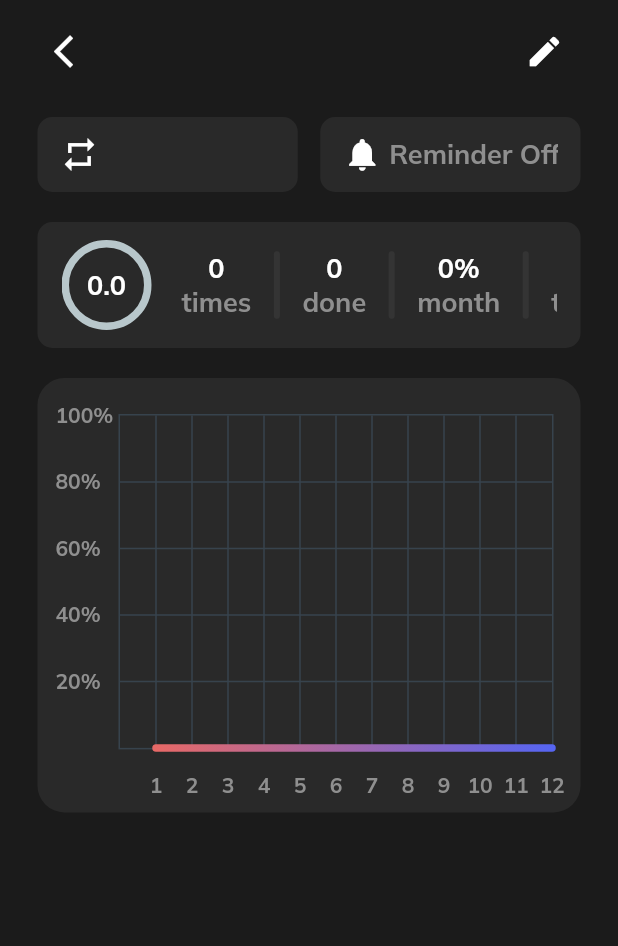
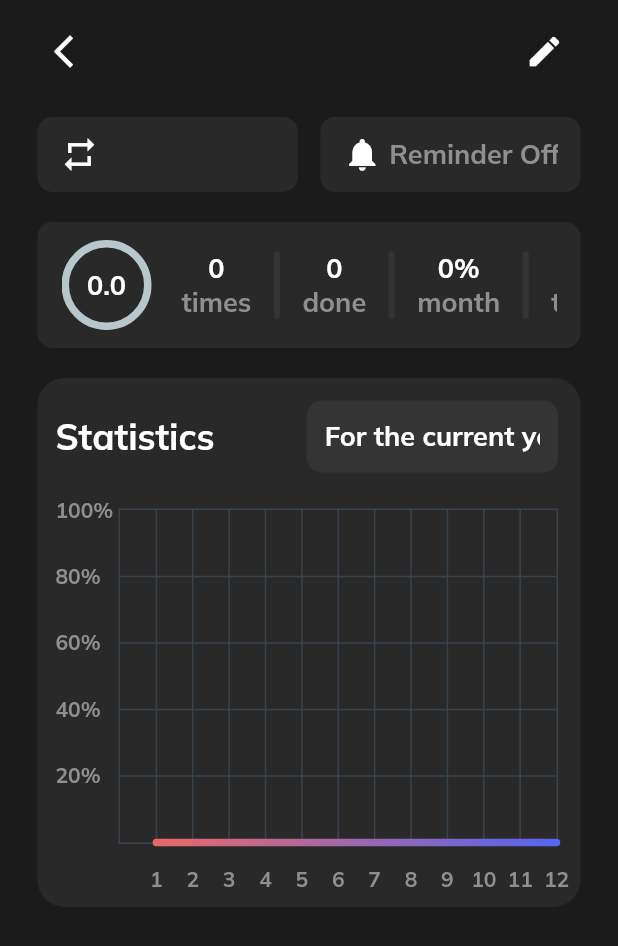
Before and after one commit to rutikeyone/habits, a Flutter app: the DetailsScreen screen opened directly with empty values, on a phone screen of 412 x 824 dp. Shown: the top 946 px of the screen. Run offline on Flutter 3.47's test engine with Material 2 defaults, Android fonts, the phone set to English and light mode, and no system bars; drawn by our look-alikes of dropdown_button2, fl_chart, percent_indicator; our stand-ins replace adaptive_theme, bloc, dartz, equatable, flutter_bloc, flutter_local_notifications and 7 more; accounts and stored records are empty.

Commit message:
Add custom drop button and changing charts with statistics type

```diff
--- a/lib/BLoC/cubit/details/details_cubit.dart
+++ b/lib/BLoC/cubit/details/details_cubit.dart
@@ -1,8 +1,13 @@
 import 'package:bloc/bloc.dart';
 import 'package:equatable/equatable.dart';
+import 'package:habits/domain/enums/details_enums.dart';
 
 part 'details_state.dart';
 
-class DetailsCubit extends Cubit<DetailsState> {
-  DetailsCubit() : super(DetailsView());
+class DetailsCubit extends Cubit<DetailsView> {
+  DetailsCubit() : super(const DetailsView(StatisticsType.theCurrentYear));
+
+  void updateTypeStatistics(StatisticsType type) {
+    emit(DetailsView(type));
+  }
 }
--- a/lib/BLoC/cubit/details/details_state.dart
+++ b/lib/BLoC/cubit/details/details_state.dart
@@ -1,10 +1,9 @@
 part of 'details_cubit.dart';
 
-abstract class DetailsState extends Equatable {
-  const DetailsState();
+class DetailsView extends Equatable {
+  final StatisticsType typeStatistics;
+  @override
+  List<Object> get props => [typeStatistics];
 
-  @override
-  List<Object> get props => [];
+  const DetailsView(this.typeStatistics);
 }
-
-class DetailsView extends DetailsState {}
--- /dev/null
+++ b/lib/domain/enums/details_enums.dart
@@ -0,0 +1,5 @@
+enum StatisticsType {
+  theCurrentYear,
+  theLastYear,
+  theLastThreeYear,
+}
--- a/lib/l10n/intl_en.arb
+++ b/lib/l10n/intl_en.arb
@@ -23,5 +23,9 @@
     "done_1" : "done",
     "times" : "times",
     "total" : "total",
-    "month" : "month"
+    "month" : "month",
+    "statistics" : "Statistics",
+    "for_the_current_year" : "For the current year",
+    "last_year" : "Last year",
+    "over_the_past_three_years" : "Over the past three years"
 }
--- a/lib/l10n/intl_ru.arb
+++ b/lib/l10n/intl_ru.arb
@@ -23,5 +23,9 @@
     "done_1" : "выполнено",
     "times" : "раз(а)",
     "total" : "всего",
-    "month" : "месяц"
+    "month" : "месяц",
+    "statistics" : "Статистика",
+    "for_the_current_year" : "За текущий год",
+    "last_year" : "За прошлый год",
+    "over_the_past_three_years" : "За прошлые три года"
 }
--- a/lib/presentation/details/details_screen.dart
+++ b/lib/presentation/details/details_screen.dart
@@ -1,7 +1,9 @@
 import 'package:flutter/material.dart';
 import 'package:flutter_bloc/flutter_bloc.dart';
 import 'package:habits/BLoC/cubit/details/details_cubit.dart';
-import 'package:habits/presentation/widgets/chartByCurrentYear/detail_line_chart_by_year.dart';
+import 'package:habits/domain/enums/details_enums.dart';
+import 'package:habits/presentation/widgets/chartTheCurrentYear/detail_line_chart_the_year.dart';
+import 'package:habits/presentation/widgets/drop_down_statistics_button.dart';
 import '../../domain/model/habit.dart';
 import '../../generated/l10n.dart';
 import 'components/details_app_bar.dart';
@@ -32,9 +34,14 @@ class DetailsScreen extends StatelessWidget {
                 100)
             .toInt()
         : 0;
+    final Map<String, StatisticsType> statisticsItemsData = {
+      S.of(context).for_the_current_year: StatisticsType.theCurrentYear,
+      S.of(context).last_year: StatisticsType.theLastYear,
+      S.of(context).over_the_past_three_years: StatisticsType.theLastThreeYear,
+    };
 
     return SafeArea(
-      child: BlocBuilder<DetailsCubit, DetailsState>(
+      child: BlocBuilder<DetailsCubit, DetailsView>(
         builder: (context, state) => Scaffold(
           backgroundColor: Theme.of(context).primaryColorDark,
           body: SingleChildScrollView(
@@ -113,9 +120,32 @@ class DetailsScreen extends StatelessWidget {
                       ),
                       color: Theme.of(context).primaryColorLight,
                     ),
-                    child: DetailLineChartByCurrentYear(
-                      context: context,
-                      habit: habit,
+                    child: Column(
+                      children: [
+                        Padding(
+                          padding: const EdgeInsets.only(
+                              top: 15, right: 15, left: 12),
+                          child: Row(
+                            mainAxisAlignment: MainAxisAlignment.spaceBetween,
+                            children: [
+                              Flexible(
+                                child: SingleChildScrollView(
+                                  scrollDirection: Axis.horizontal,
+                                  child: Text(
+                                    S.of(context).statistics,
+                                    style:
+                                        Theme.of(context).textTheme.headline1,
+                                  ),
+                                ),
+                              ),
+                              DropDownStatisticsButton(
+                                statisticsItemsData: statisticsItemsData,
+                              ),
+                            ],
+                          ),
+                        ),
+                        getLineChartWithStatisticsType(context, habit),
+                      ],
                     ),
                   ),
                 ),
@@ -128,3 +158,17 @@ class DetailsScreen extends StatelessWidget {
     );
   }
 }
+
+Widget getLineChartWithStatisticsType(BuildContext context, Habit habit) {
+  switch (context.read<DetailsCubit>().state.typeStatistics) {
+    case StatisticsType.theCurrentYear:
+      return DetailLineChartTheCurrentYear(
+        context: context,
+        habit: habit,
+      );
+    case StatisticsType.theLastYear:
+      return Container();
+    case StatisticsType.theLastThreeYear:
+      return Container();
+  }
+}
--- a/lib/presentation/widgets/chartByCurrentYear/detail_line_chart_by_year.dart
+++ b/lib/presentation/widgets/chartTheCurrentYear/detail_line_chart_the_year.dart
@@ -1,13 +1,13 @@
 import 'package:fl_chart/fl_chart.dart';
 import 'package:flutter/material.dart';
 import 'package:habits/domain/model/habit.dart';
-import 'by_current_year_data.dart';
+import 'the_current_year_data.dart';
 
-class DetailLineChartByCurrentYear extends StatelessWidget {
+class DetailLineChartTheCurrentYear extends StatelessWidget {
   final BuildContext context;
   final Habit habit;
   late final List<Color> gradientColors;
-  DetailLineChartByCurrentYear({
+  DetailLineChartTheCurrentYear({
     Key? key,
     required this.context,
     required this.habit,
@@ -27,9 +27,9 @@ class DetailLineChartByCurrentYear extends StatelessWidget {
             aspectRatio: 1.25,
             child: Padding(
               padding: const EdgeInsets.only(
-                  right: 18.0, left: 12.0, top: 24, bottom: 12),
+                  right: 15.0, left: 12.0, top: 24, bottom: 12),
               child: LineChart(
-                byCurrentYearData(
+                theCurrentYearData(
                     habit: habit,
                     context: context,
                     daysInMonth: 12,
--- a/lib/presentation/widgets/chartByCurrentYear/by_current_year_bottom_title.dart
+++ b/lib/presentation/widgets/chartTheCurrentYear/the_current_year_bottom_title.dart
@@ -1,11 +1,11 @@
 import 'package:fl_chart/fl_chart.dart';
 import 'package:flutter/material.dart';
 
-class ByCurrentYearBottomTitle extends StatelessWidget {
+class TheCurrentYearBottomTitle extends StatelessWidget {
   final double value;
   final TitleMeta meta;
   final BuildContext context;
-  const ByCurrentYearBottomTitle({
+  const TheCurrentYearBottomTitle({
     Key? key,
     required this.value,
     required this.meta,
--- a/lib/presentation/widgets/chartByCurrentYear/by_current_year_data.dart
+++ b/lib/presentation/widgets/chartTheCurrentYear/the_current_year_data.dart
@@ -1,14 +1,12 @@
-import 'dart:math';
-
 import 'package:fl_chart/fl_chart.dart';
 import 'package:flutter/material.dart';
 import 'package:habits/domain/extensions/int_extension.dart';
 import 'package:habits/domain/model/habit.dart';
 
 import '../left_title_widgets.dart';
-import 'by_current_year_bottom_title.dart';
+import 'the_current_year_bottom_title.dart';
 
-LineChartData byCurrentYearData(
+LineChartData theCurrentYearData(
     {required BuildContext context,
     required double daysInMonth,
     required List<Color> gradientColors,
@@ -46,7 +44,7 @@ LineChartData byCurrentYearData(
           showTitles: true,
           reservedSize: 30,
           interval: 1,
-          getTitlesWidget: (val, meta) => ByCurrentYearBottomTitle(
+          getTitlesWidget: (val, meta) => TheCurrentYearBottomTitle(
               value: val, meta: meta, context: context),
         ),
       ),
--- /dev/null
+++ b/lib/presentation/widgets/drop_down_statistics_button.dart
@@ -0,0 +1,76 @@
+import 'package:dropdown_button2/dropdown_button2.dart';
+import 'package:flutter/material.dart';
+import 'package:habits/BLoC/cubit/details/details_cubit.dart';
+import 'package:habits/domain/enums/details_enums.dart';
+import 'package:provider/src/provider.dart';
+
+class DropDownStatisticsButton extends StatelessWidget {
+  final Map<String, StatisticsType> statisticsItemsData;
+  const DropDownStatisticsButton({Key? key, required this.statisticsItemsData})
+      : super(key: key);
+
+  @override
+  Widget build(BuildContext context) {
+    return Flexible(
+      child: DropdownButtonHideUnderline(
+        child: DropdownButton2(
+          customButton: Container(
+            decoration: BoxDecoration(
+              borderRadius: BorderRadius.circular(10),
+              color: Theme.of(context).dividerColor,
+            ),
+            child: Padding(
+              padding: const EdgeInsets.symmetric(vertical: 8, horizontal: 12),
+              child: SingleChildScrollView(
+                scrollDirection: Axis.horizontal,
+                child: Row(
+                  children: [
+                    Text(
+                      statisticsItemsData.entries
+                          .firstWhere((element) =>
+                              element.value ==
+                              context.read<DetailsCubit>().state.typeStatistics)
+                          .key,
+                      style: Theme.of(context).textTheme.headline2,
+                    ),
+                    Icon(
+                      Icons.arrow_drop_down_outlined,
+                      size: 32,
+                      color: Theme.of(context).textTheme.headline1!.color,
+                    ),
+                  ],
+                ),
+              ),
+            ),
+          ),
+          items: statisticsItemsData.entries
+              .map((item) => DropdownMenuItem<String>(
+                    value: item.key,
+                    child: SingleChildScrollView(
+                      scrollDirection: Axis.horizontal,
+                      child: Text(
+                        item.key,
+                        style: Theme.of(context).textTheme.headline2,
+                      ),
+                    ),
+                  ))
+              .toList(),
+          onChanged: (value) {
+            context.read<DetailsCubit>().updateTypeStatistics(
+                statisticsItemsData.entries
+                    .firstWhere((element) => element.key == value)
+                    .value);
+          },
+          buttonElevation: 2,
+          itemPadding: const EdgeInsets.only(left: 14, right: 14),
+          dropdownDecoration: BoxDecoration(
+              borderRadius: BorderRadius.circular(10),
+              color: Theme.of(context).dividerColor),
+          dropdownElevation: 15,
+          scrollbarThickness: 6,
+          offset: const Offset(0, -10),
+        ),
+      ),
+    );
+  }
+}
--- a/pubspec.yaml
+++ b/pubspec.yaml
@@ -32,6 +32,7 @@ dependencies:
   int_range: ^1.0.1
   rxdart: ^0.27.3
   sqflite: ^2.0.2
+  dropdown_button2: ^1.2.2
 
 dev_dependencies:
 
```
Also changed, not shown: lib/generated/intl/messages_en.dart, lib/generated/intl/messages_ru.dart, lib/generated/l10n.dart, pubspec.lock.
